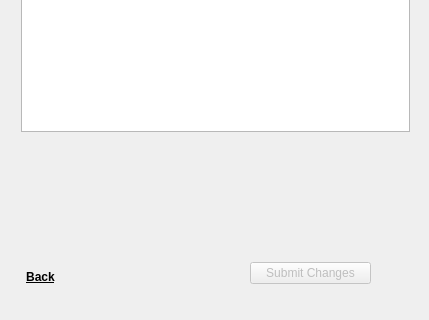
Old version of the form src/form/mainwindow.ui in the repository dank-devz/effective-octo-meme; both pictures show x 0 to 429 and y 196 to 516 of the 429 by 516 pixel window.
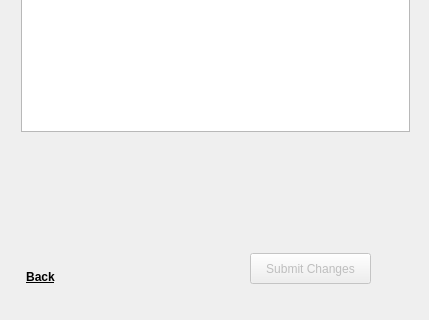
New version of the form. The open tabs and pages were chosen to show the change.

Commit message: add some fixes to table behavior.

```diff
--- a/src/form/mainwindow.ui
+++ b/src/form/mainwindow.ui
@@ -445,9 +445,9 @@
       <property name="geometry">
        <rect>
         <x>250</x>
-        <y>440</y>
+        <y>431</y>
         <width>121</width>
-        <height>22</height>
+        <height>31</height>
        </rect>
       </property>
       <property name="text">
```
Left out of the diff: 2 changed lines with no effect on the pictures. The commit also changes 2 other files.
